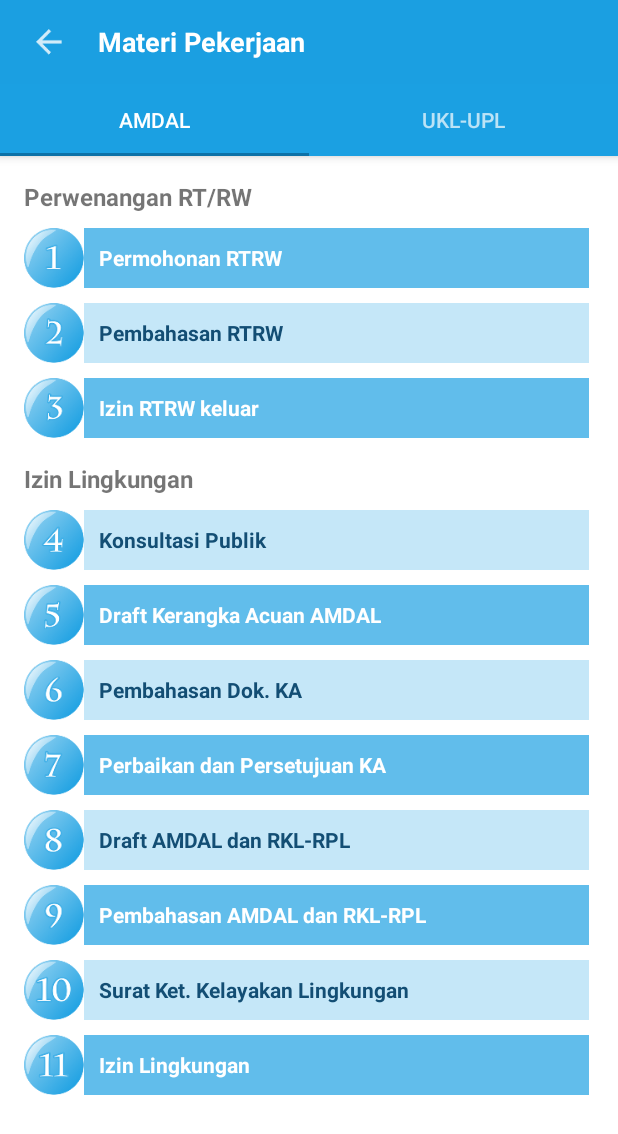
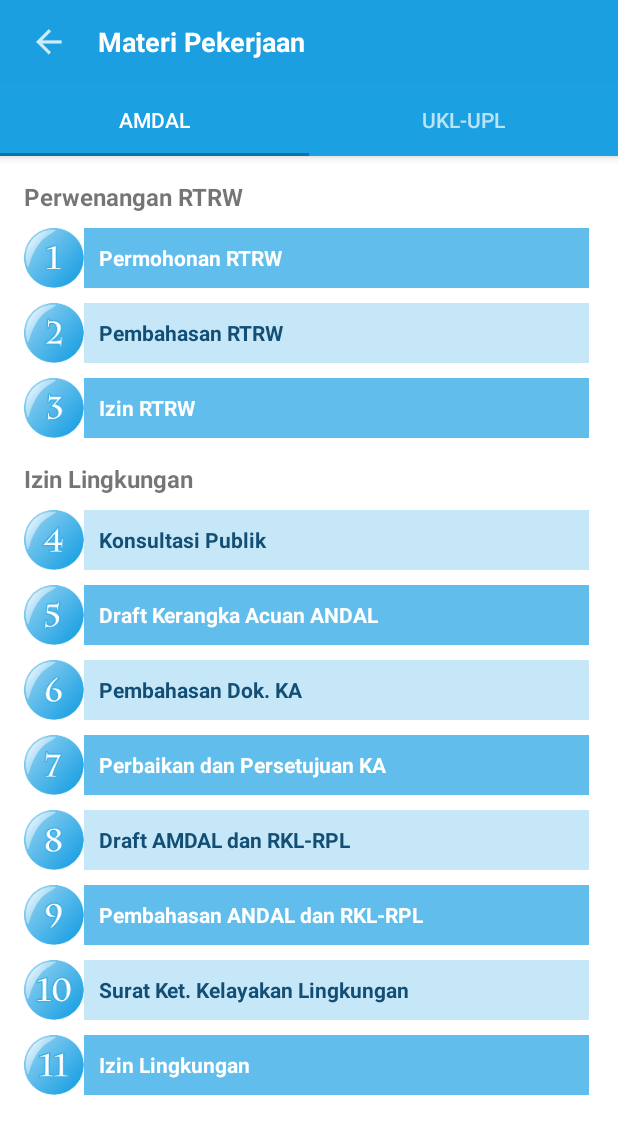
Before and after one commit to lifya/doctrack_user, an Android app: the MateriAmdalFragment screen opened directly, with no data from a screen before it, on a phone screen of 412 x 824 dp. Shown: the top 1134 px of the screen. Run offline under Robolectric (Android 15) with nearby library versions, the phone set to English and light mode, and no system bars.

Commit message:
ubah dong

```diff
--- a/app/src/main/res/layout/fragment_materi_amdal.xml
+++ b/app/src/main/res/layout/fragment_materi_amdal.xml
@@ -23,7 +23,7 @@
             <TextView
                 android:layout_width="match_parent"
                 android:layout_height="wrap_content"
-                android:text="Perwenangan RT/RW"
+                android:text="Perwenangan RTRW"
                 android:textSize="16dp"
                 android:textStyle="bold"/>
         </LinearLayout>
@@ -101,7 +101,7 @@
                 android:layout_height="match_parent"
                 android:background="#61bdeb"
                 android:padding="10dp"
-                android:text="Izin RTRW keluar"
+                android:text="Izin RTRW"
                 android:textSize="14dp"
                 android:textStyle="bold"
                 android:textColorHint="#ffff"
@@ -170,7 +170,7 @@
                 android:layout_height="match_parent"
                 android:background="#61bdeb"
                 android:padding="10dp"
-                android:text="Draft Kerangka Acuan AMDAL"
+                android:text="Draft Kerangka Acuan ANDAL"
                 android:textSize="14dp"
                 android:textStyle="bold"
                 android:textColorHint="#ffff"
@@ -281,7 +281,7 @@
                 android:layout_height="match_parent"
                 android:background="#61bdeb"
                 android:padding="10dp"
-                android:text="Pembahasan AMDAL dan RKL-RPL"
+                android:text="Pembahasan ANDAL dan RKL-RPL"
                 android:textSize="14dp"
                 android:textStyle="bold"
                 android:textColorHint="#ffff"
```
Also changed, not shown: app/src/main/res/layout/fragment_about.xml (+1 -7 lines), 18 other files.
